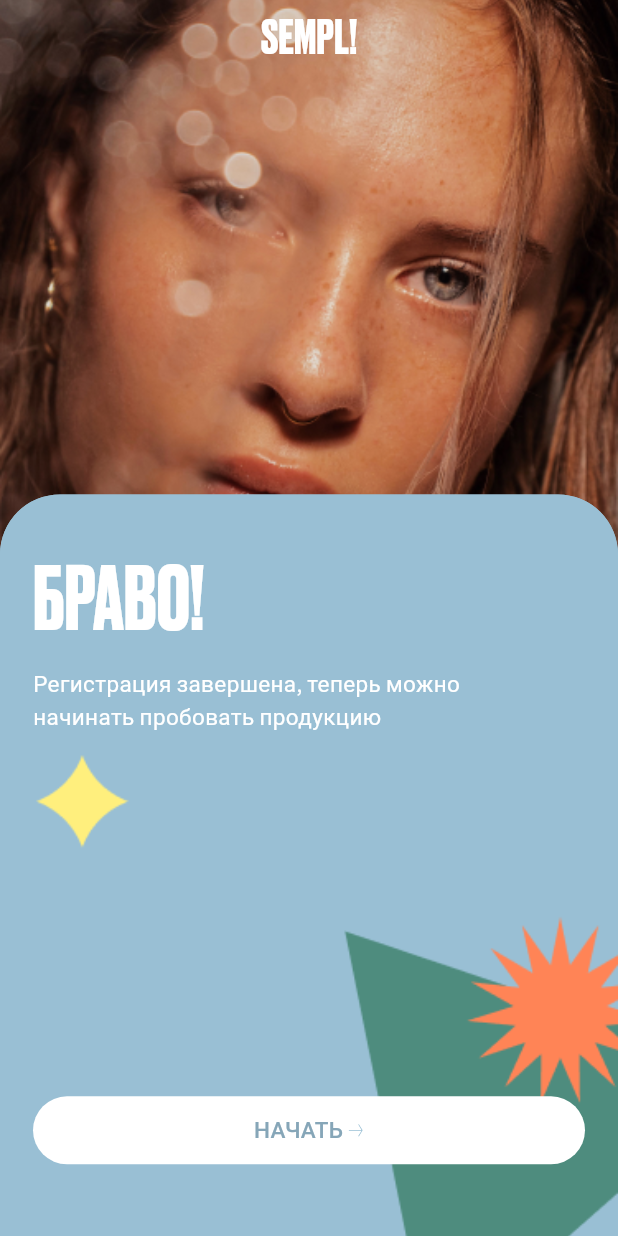
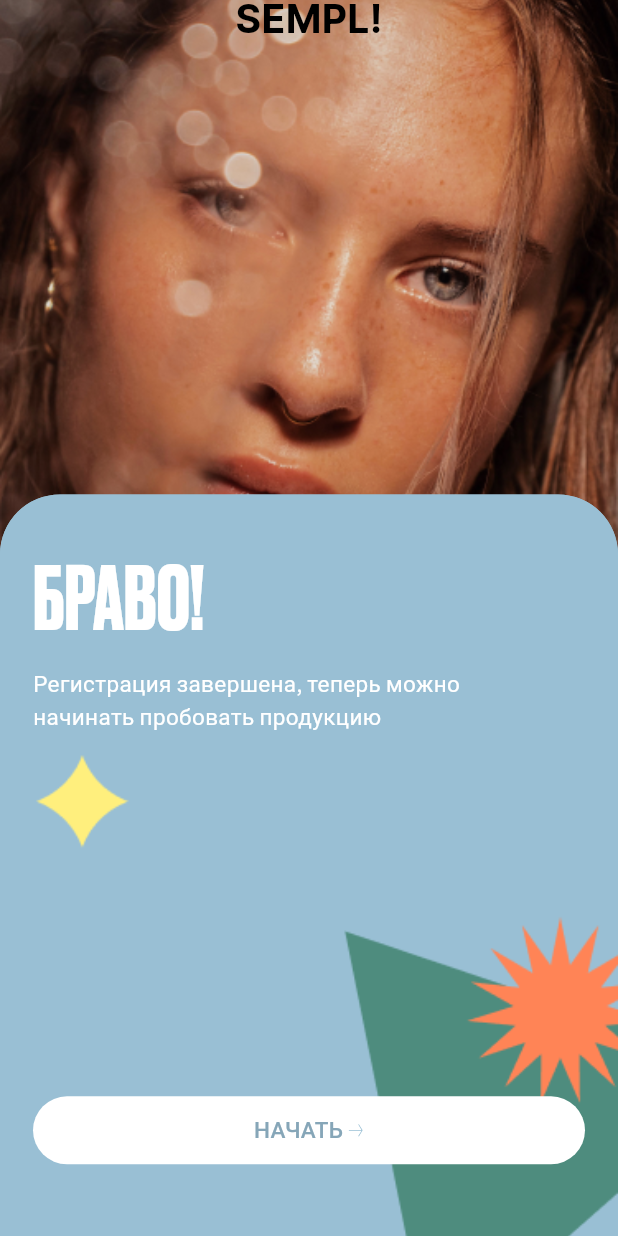
Before and after one commit to luijiwa/Sempl, a Flutter app: the ConfirmationSurveyScreen screen opened directly, on a phone screen of 412 x 824 dp. Run offline on Flutter 3.47's test engine with Material 3 defaults, Android fonts, the phone set to English and light mode, and no system bars; drawn by our look-alikes of auto_size_text; our stand-ins replace dropdown_button2, expandable_page_view, flutter_rating_bar, flutter_svg, go_router, image_picker and 4 more; statements that could not run were skipped.

Commit message:
поменять стиль текста на appBarTheme

```diff
--- a/lib/src/feature/survey/ui/confirmation_survey_screen.dart
+++ b/lib/src/feature/survey/ui/confirmation_survey_screen.dart
@@ -33,14 +33,8 @@ class ConfirmationSurveyScreen extends StatelessWidget {
                 ),
                 Positioned(
                   top: MediaQuery.of(context).viewPadding.top,
-                  child: const Text(
-                    "SEMPL!",
-                    style: TextStyle(
-                      fontFamily: 'DrukCyr',
-                      fontSize: 32,
-                      color: Colors.white,
-                    ),
-                  ),
+                  child: Text("SEMPL!",
+                      style: Theme.of(context).appBarTheme.titleTextStyle),
                 ),
               ],
             ),
```
